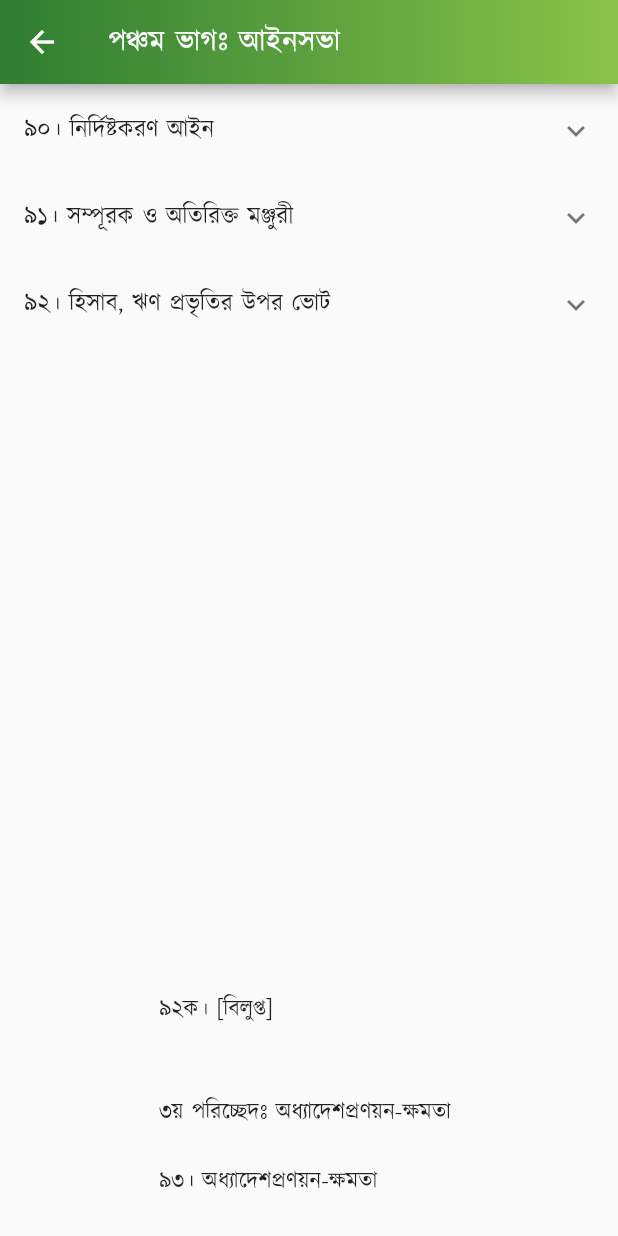
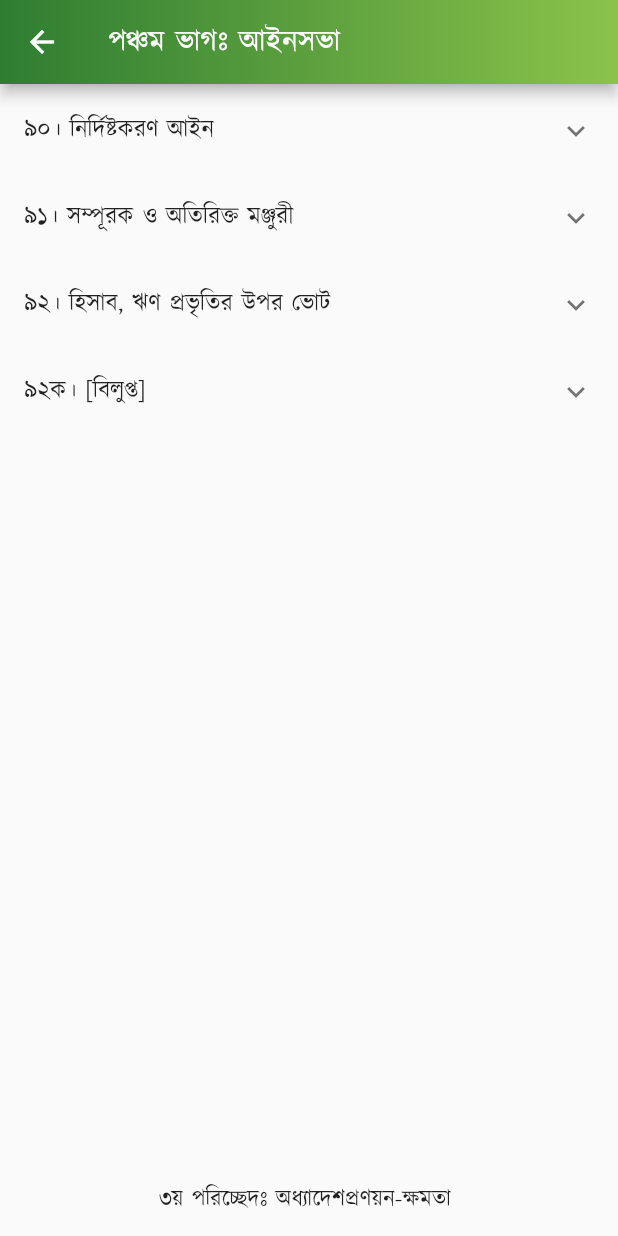
Before and after one commit to Azimul-Haque/flutter-onesignal, a Flutter app: the PartFive screen opened directly, scrolled down 1674 dp, on a phone screen of 412 x 824 dp. Run offline on Flutter 3.47's test engine with Material 2 defaults, Android fonts, the phone set to English and light mode, and no system bars; our stand-ins replace fluttertoast, package_info_plus, percent_indicator, shared_preferences, sqflite; missing offline and left inert: blinking_text, flutter_share, onesignal_flutter, slide_popup_dialog; accounts and stored records are empty; network calls fail.

Commit message:
Commit Fri 04/29/2022 13:20:23.19 1653

```diff
--- a/lib/pages/constitution/part5.dart
+++ b/lib/pages/constitution/part5.dart
@@ -587,11 +587,21 @@ class PartFive extends StatelessWidget {
               )),
             ],
           ),
+          ExpansionTile(
+            title: Text('৯২ক। [বিলুপ্ত]'),
+            children: <Widget>[
+              ListTile(
+                  title: SelectableText(
+                '৯২ক। [কতিপয় ক্ষেত্রে ব্যয়ের কর্তৃত্ব প্রদান- সংবিধান (দ্বাদশ সংশোধন) আইন, ১৯৯১ (১৯৯১ সনের ২৮ নং আইন)- এর ১০ ধারাবলে বিলুপ্ত।]',
+                textAlign: TextAlign.justify,
+              )),
+            ],
+          ),
           Padding(
             padding: EdgeInsets.all(15),
             child: Column(children: <Widget>[
               Text(
-                "\n\n \n\n \n\n \n\n \n\n \n\n \n\n \n\n \n\n৯২ক। [বিলুপ্ত] \n\n\n৩য় পরিচ্ছেদঃ অধ্যাদেশপ্রণয়ন-ক্ষমতা \n\n৯৩। অধ্যাদেশপ্রণয়ন-ক্ষমতা",
+                "\n\n \n\n \n\n \n\n \n\n \n\n \n\n \n\n \n\n \n\n\n৩য় পরিচ্ছেদঃ অধ্যাদেশপ্রণয়ন-ক্ষমতা \n\n৯৩। অধ্যাদেশপ্রণয়ন-ক্ষমতা",
                 style:
                     TextStyle(color: Colors.black87, fontSize: 15, height: 1.5),
                 textAlign: TextAlign.justify,
```
